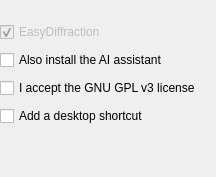
Qt form tools/installer/AssistantForm.ui (enhantica/edi) before a commit.
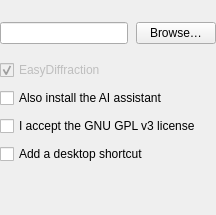
The same form after that commit.

Commit message: Give the installer its own folder field and settle pages at once

The edit to the form file:
```diff
--- a/tools/installer/AssistantForm.ui
+++ b/tools/installer/AssistantForm.ui
@@ -65,18 +65,75 @@
      </item>
     </layout>
    </item>
+   <!-- The folder and Browse, the installer's own (Installer.qs keeps the Framework's field, hidden, the one the
+        installation reads): in this column they start at its edge and stand one row gap above the boxes. -->
+   <item>
+    <widget class="QWidget" name="FolderRowGap">
+     <property name="minimumSize">
+      <size>
+       <width>0</width>
+       <height>8</height>
+      </size>
+     </property>
+     <property name="maximumSize">
+      <size>
+       <width>16777215</width>
+       <height>8</height>
+      </size>
+     </property>
+    </widget>
+   </item>
+   <item>
+    <layout class="QHBoxLayout" name="FolderRow">
+     <property name="spacing">
+      <number>8</number>
+     </property>
+     <property name="leftMargin">
+      <number>0</number>
+     </property>
+     <property name="topMargin">
+      <number>0</number>
+     </property>
+     <property name="rightMargin">
+      <number>0</number>
+     </property>
+     <property name="bottomMargin">
+      <number>0</number>
+     </property>
+     <item>
+      <widget class="QLineEdit" name="FolderLineEdit">
+       <property name="visible">
+        <bool>false</bool>
+       </property>
+       <property name="accessibleName">
+        <string>Install to</string>
+       </property>
+      </widget>
+     </item>
+     <item>
+      <widget class="QPushButton" name="FolderBrowseButton">
+       <property name="visible">
+        <bool>false</bool>
+       </property>
+       <property name="text">
+        <string>Browse…</string>
+       </property>
+      </widget>
+     </item>
+    </layout>
+   </item>
    <item>
     <widget class="QWidget" name="AppRowGap">
      <property name="minimumSize">
       <size>
        <width>0</width>
-       <height>8</height>
+       <height>16</height>
       </size>
      </property>
      <property name="maximumSize">
       <size>
        <width>16777215</width>
-       <height>8</height>
+       <height>16</height>
       </size>
      </property>
     </widget>
```
Left out of the diff: 2 changed lines with no effect on the pictures. The commit also changes 2 other files.
